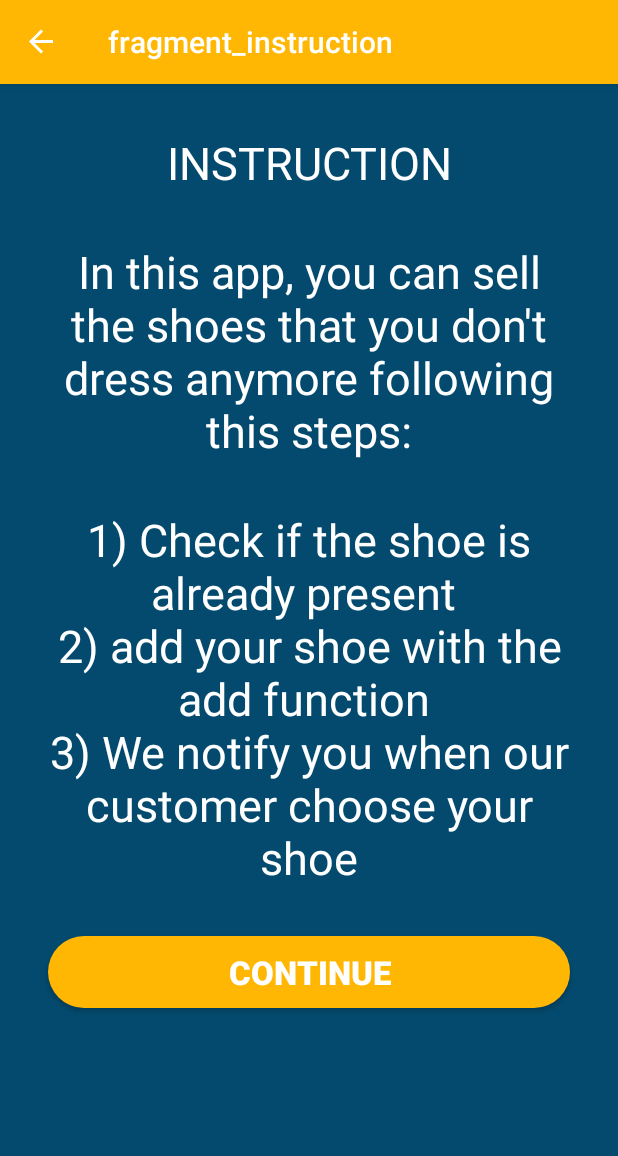
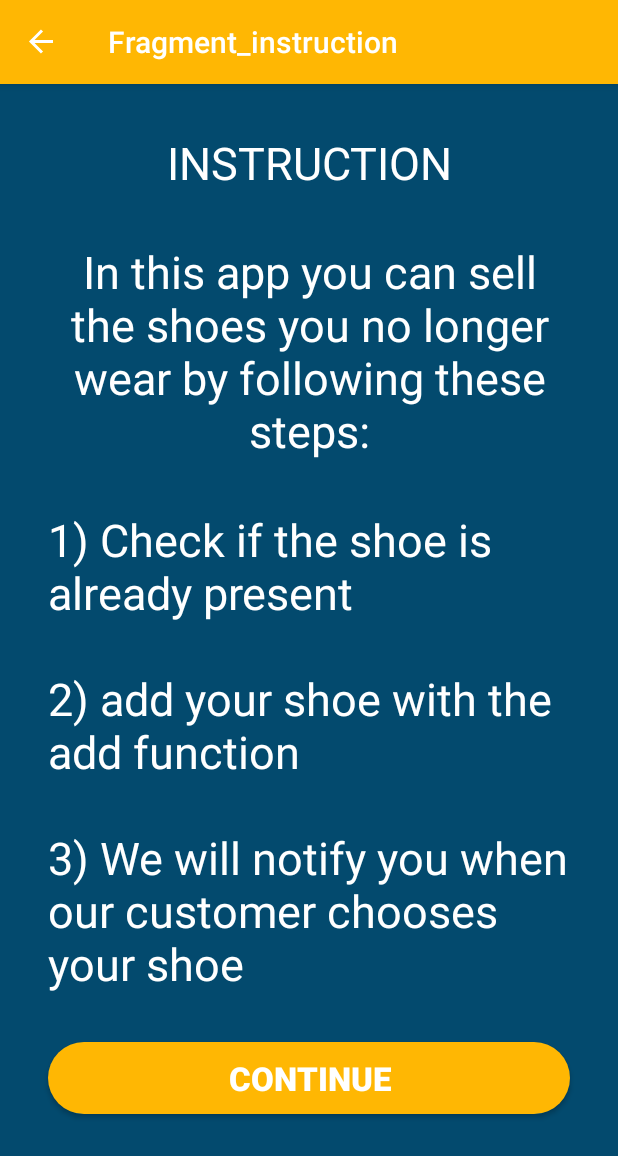
Before and after one commit to FAdiGabriele/firstUdacityProject, an Android app: the InstructionFragment screen opened through its navigation route, on a phone screen of 412 x 824 dp. Shown: the top 1156 px of the screen. Run offline under Robolectric (Android 15) with nearby library versions, the phone set to English and light mode, and no system bars; our stand-ins replace data binding, navigation-ui.

```diff
--- a/app/src/main/res/layout/fragment_instruction.xml
+++ b/app/src/main/res/layout/fragment_instruction.xml
@@ -2,10 +2,15 @@
 <layout xmlns:android="http://schemas.android.com/apk/res/android"
     xmlns:tools="http://schemas.android.com/tools">
 
+    <ScrollView
+        android:layout_width="match_parent"
+        android:layout_height="match_parent"
+        android:background="@color/colorPrimaryDark"
+        android:fillViewport="false">
+
         <LinearLayout
             android:layout_width="match_parent"
             android:layout_height="match_parent"
-        android:background="@color/colorPrimaryDark"
             android:orientation="vertical"
             tools:context=".fragments.ui_controllers.InstructionFragment">
 
@@ -40,7 +45,6 @@
                 android:layout_marginStart="32dp"
                 android:layout_marginTop="32dp"
                 android:layout_marginEnd="32dp"
-            android:gravity="center"
                 android:text="@string/steps_description"
                 android:textColor="#FFFFFF"
                 android:textSize="30sp" />
@@ -52,10 +56,13 @@
                 android:layout_marginStart="32dp"
                 android:layout_marginTop="32dp"
                 android:layout_marginEnd="32dp"
+                android:layout_marginBottom="32dp"
                 android:background="@drawable/buttons_background"
                 android:text="@string/go_to_list"
                 android:textColor="#FFFFFF"
                 android:textSize="22sp"
-            android:textStyle="bold" />
+                android:textStyle="bold"
+                />
         </LinearLayout>
+    </ScrollView>
 </layout>
--- a/app/src/main/res/layout/fragment_login.xml
+++ b/app/src/main/res/layout/fragment_login.xml
@@ -97,7 +97,7 @@
             android:textStyle="bold"
             app:layout_constraintBottom_toBottomOf="parent"
             app:layout_constraintEnd_toEndOf="parent"
-            app:layout_constraintHorizontal_bias="0.5"
+            app:layout_constraintHorizontal_bias="0.0"
             app:layout_constraintStart_toStartOf="parent"
             app:layout_constraintTop_toBottomOf="@+id/register_button" />
 
--- a/app/src/main/res/layout/fragment_welcome.xml
+++ b/app/src/main/res/layout/fragment_welcome.xml
@@ -57,7 +57,7 @@
             app:layout_constraintHorizontal_bias="0.5"
             app:layout_constraintStart_toStartOf="parent"
             app:layout_constraintTop_toBottomOf="@+id/welcome_message_textview"
-            tools:text="Mario" />
+            tools:text="[name_user]" />
 
         <Button
             android:id="@+id/continue_button"
--- a/app/src/main/res/navigation/navigator.xml
+++ b/app/src/main/res/navigation/navigator.xml
@@ -9,20 +9,20 @@
     <fragment
         android:id="@+id/loginFragment"
         android:name="com.udacity.shoestore.fragments.ui_controllers.LoginFragment"
-        android:label="fragment_login"
-        tools:layout="@layout/fragment_login" >
+        android:label="Fragment_login"
+        tools:layout="@layout/fragment_login">
         <action
             android:id="@+id/action_loginFragment_to_welcomeFragment"
             app:destination="@id/welcomeFragment"
             app:enterAnim="@anim/fragment_fade_enter"
             app:exitAnim="@anim/nav_default_exit_anim"
-            app:popUpTo="@id/loginFragment" />
+            app:popUpTo="@id/navigator" />
     </fragment>
     <fragment
         android:id="@+id/welcomeFragment"
         android:name="com.udacity.shoestore.fragments.ui_controllers.WelcomeFragment"
-        android:label="fragment_welcome"
-        tools:layout="@layout/fragment_welcome" >
+        android:label="Fragment_welcome"
+        tools:layout="@layout/fragment_welcome">
         <action
             android:id="@+id/action_welcomeFragment_to_instructionFragment"
             app:destination="@id/instructionFragment"
@@ -33,25 +33,26 @@
             app:argType="string" />
         <argument
             android:name="isNewUser"
-            app:argType="boolean"
-            android:defaultValue="false" />
+            android:defaultValue="false"
+            app:argType="boolean" />
     </fragment>
     <fragment
         android:id="@+id/instructionFragment"
         android:name="com.udacity.shoestore.fragments.ui_controllers.InstructionFragment"
-        android:label="fragment_instruction"
-        tools:layout="@layout/fragment_instruction" >
+        android:label="Fragment_instruction"
+        tools:layout="@layout/fragment_instruction">
         <action
             android:id="@+id/action_instructionFragment_to_shoeListFragment"
             app:destination="@id/shoeListFragment"
             app:enterAnim="@anim/nav_default_enter_anim"
-            app:exitAnim="@anim/nav_default_exit_anim" />
+            app:exitAnim="@anim/nav_default_exit_anim"
+            app:popUpTo="@id/loginFragment" />
     </fragment>
     <fragment
         android:id="@+id/shoeListFragment"
         android:name="com.udacity.shoestore.fragments.ui_controllers.ShoeListFragment"
-        android:label="fragment_shoe_list"
-        tools:layout="@layout/fragment_shoe_list" >
+        android:label="Fragment_shoe_list"
+        tools:layout="@layout/fragment_shoe_list">
         <action
             android:id="@+id/action_shoeListFragment_to_shoeDetailFragment"
             app:destination="@id/shoeDetailFragment"
@@ -62,8 +63,8 @@
     <fragment
         android:id="@+id/shoeDetailFragment"
         android:name="com.udacity.shoestore.fragments.ui_controllers.ShoeDetailFragment"
-        android:label="fragment_shoe_detail"
-        tools:layout="@layout/fragment_shoe_detail" >
+        android:label="Fragment_shoe_detail"
+        tools:layout="@layout/fragment_shoe_detail">
         <action
             android:id="@+id/action_shoeDetailFragment_to_shoeListFragment"
             app:destination="@id/shoeListFragment"
--- a/app/src/main/res/values/strings.xml
+++ b/app/src/main/res/values/strings.xml
@@ -20,8 +20,8 @@
     <!-- strings of InstructionFragment -->
     <string name="go_to_list">continue</string>
     <string name="instruction">INSTRUCTION</string>
-    <string name="app_description">In this app, you can sell the shoes that you don\'t dress anymore following this steps:</string>
-    <string name="steps_description">1) Check if the shoe is already present \n2) add your shoe with the add function \n3) We notify you when our customer choose your shoe</string>
+    <string name="app_description">In this app you can sell the shoes you no longer wear by following these steps:</string>
+    <string name="steps_description">1) Check if the shoe is already present \n\n2) add your shoe with the add function \n\n3) We will notify you when our customer chooses your shoe</string>
 
     <!-- strings for ShoeDateil & ShoeList -->
     <string name="shoe">added_shoe</string>
```
Lines whose indentation alone changed are shown as unchanged.
